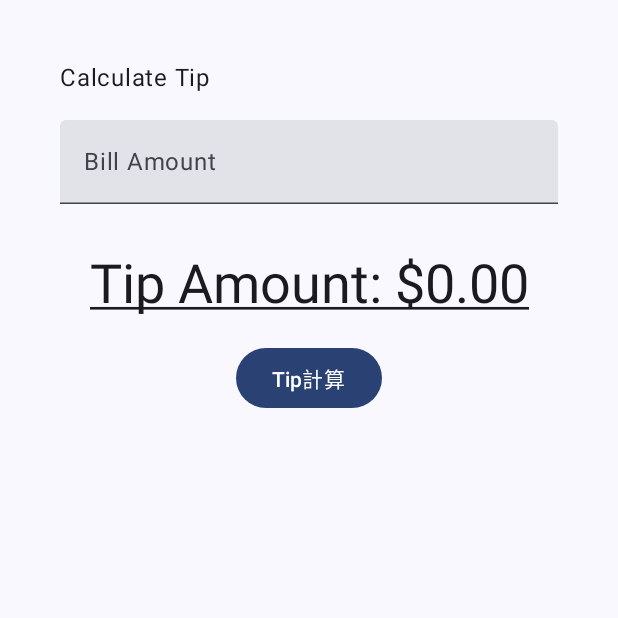
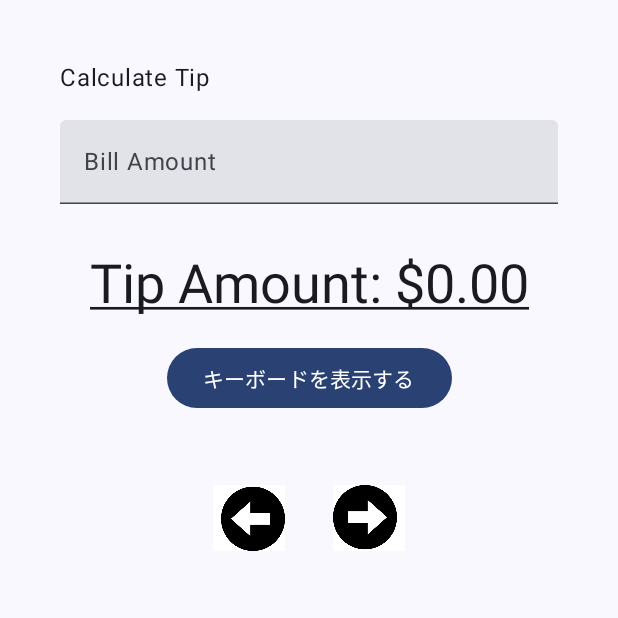
Before and after one commit to NaoUeda12/Tip-Calculator-Android, an Android app built with Jetpack Compose: the screen it shows after launch (MainActivity), on a phone screen of 412 x 824 dp, the top half of it. Run offline under Robolectric (Android 15) with nearby library versions, the phone set to English and light mode, and no system bars.

Commit message:
矢印の追加を行いました

```diff
--- a/app/src/main/java/com/example/tipcalculator/MainActivity.kt
+++ b/app/src/main/java/com/example/tipcalculator/MainActivity.kt
@@ -1,18 +1,21 @@
 package com.example.tipcalculator
 
-import com.example.tipcalculator.R
 import android.os.Bundle
 import androidx.activity.ComponentActivity
 import androidx.activity.compose.setContent
 import androidx.activity.enableEdgeToEdge
+import androidx.compose.foundation.Image
 import androidx.compose.foundation.layout.Arrangement
 import androidx.compose.foundation.layout.Column
+import androidx.compose.foundation.layout.Row
 import androidx.compose.foundation.layout.Spacer
 import androidx.compose.foundation.layout.fillMaxWidth
 import androidx.compose.foundation.layout.height
 import androidx.compose.foundation.layout.padding
 import androidx.compose.foundation.layout.safeDrawingPadding
+import androidx.compose.foundation.layout.size
 import androidx.compose.foundation.layout.statusBarsPadding
+import androidx.compose.foundation.layout.width
 import androidx.compose.foundation.rememberScrollState
 import androidx.compose.foundation.text.KeyboardOptions
 import androidx.compose.foundation.verticalScroll
@@ -30,7 +33,9 @@ import androidx.compose.ui.Alignment
 import androidx.compose.ui.Modifier
 import androidx.compose.ui.focus.FocusRequester
 import androidx.compose.ui.focus.focusRequester
+import androidx.compose.ui.graphics.graphicsLayer
 import androidx.compose.ui.platform.LocalSoftwareKeyboardController
+import androidx.compose.ui.res.painterResource
 import androidx.compose.ui.res.stringResource
 import androidx.compose.ui.text.input.KeyboardType
 import androidx.compose.ui.text.style.TextDecoration
@@ -100,11 +105,42 @@ fun TipCalculatorLayout() {
             focusRequester.requestFocus() // フォーカスを移動
             keyboardController?.show()
         }) {
-            Text("Tip計算")
+            Text("キーボードを表示する")
         }
 
-        Spacer(modifier = Modifier.height(150.dp))
+        Spacer(modifier = Modifier.height(45.dp))
+
+        Row(
+            modifier = Modifier.fillMaxWidth(),
+            horizontalArrangement = Arrangement.spacedBy(8.dp, Alignment.CenterHorizontally)
+        ) {
+            LeftArrowImage(rotate = 180f) // 左向き矢印（180度回転）
+            Spacer(modifier = Modifier.width(16.dp)) // スペースを追加
+            RightArrowImage() // 右向き
+        }
+
+        Spacer(modifier = Modifier.height(150.dp)) // 他のUI要素との間隔を確保
     }
+}
+
+@Composable
+fun RightArrowImage() {
+    Image(
+        painter = painterResource(id = R.drawable.round_arrow), // R.drawable.leftarrow に置き換える
+        contentDescription = "Left Arrow", // 画像の説明
+        modifier = Modifier.size(48.dp),// 画像サイズを指定
+
+
+    )
+}
+@Composable
+fun LeftArrowImage(modifier: Modifier = Modifier, rotate: Float = 0f) {
+    Image(
+        painter = painterResource(id = R.drawable.round_arrow), // 画像リソース（右向き矢印）
+        contentDescription = "Arrow", // 画像の説明
+        modifier = modifier
+            .size(48.dp) // 画像サイズを指定
+            .graphicsLayer(rotationZ = rotate)) // 回転を適用
 }
 
 @Composable
```
Also changed, not shown: app/src/main/res/drawable/round_arrow.png (added).
